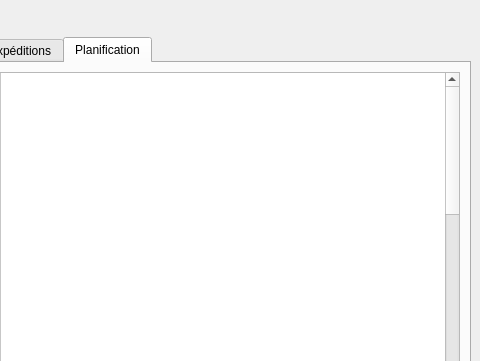
This is mainwindow.ui in crocomo83/OgameHelper as Qt 5 draws it before an edit; both pictures show x 320 to 800 and y 0 to 361 of the 800 by 600 pixel window. The edited form follows.
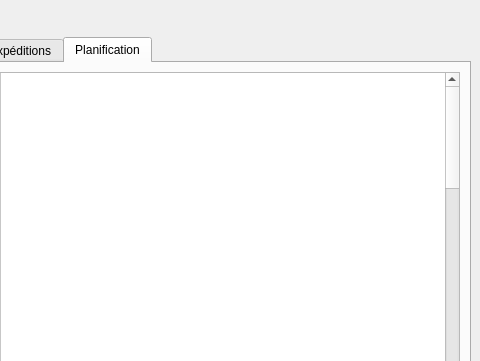
This is the edited form. The open tabs and pages were chosen to show the change.

Diff of the .ui file:
```diff
--- a/mainwindow.ui
+++ b/mainwindow.ui
@@ -388,7 +388,7 @@
              <bool>true</bool>
             </property>
             <property name="rowCount">
-             <number>60</number>
+             <number>75</number>
             </property>
             <property name="columnCount">
              <number>3</number>
@@ -442,6 +442,21 @@
             <row/>
             <row/>
             <row/>
+            <row/>
+            <row/>
+            <row/>
+            <row/>
+            <row/>
+            <row/>
+            <row/>
+            <row/>
+            <row/>
+            <row/>
+            <row/>
+            <row/>
+            <row/>
+            <row/>
+            <row/>
             <row/>
             <row/>
             <row/>
```
Left out of the diff: 18 changed lines with no effect on the pictures.
